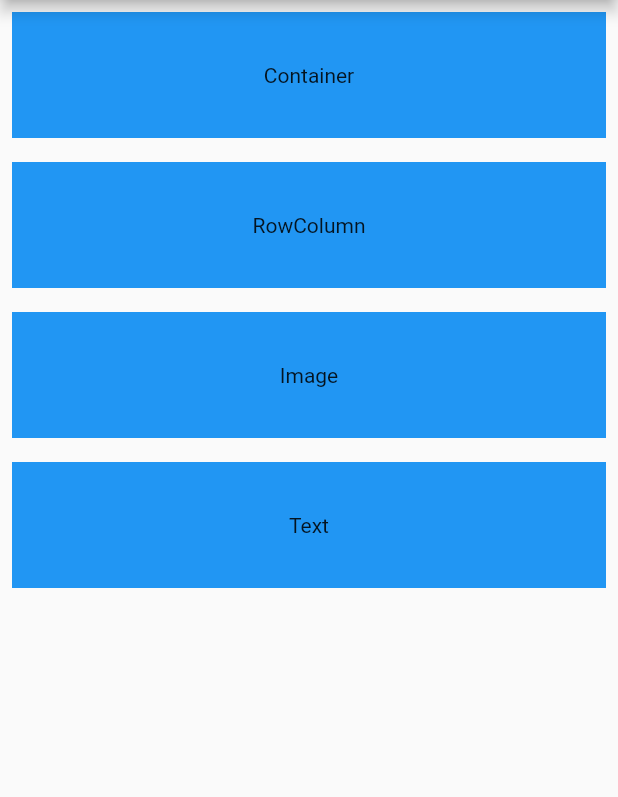
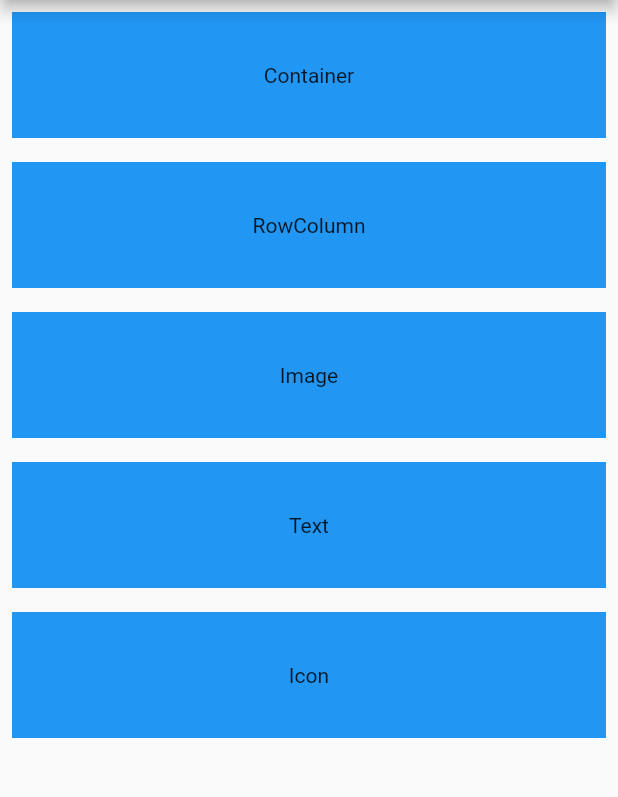
Before and after one commit to fluttercandies/flutter_candies, a Flutter app: the screen it shows after launch, on a phone screen of 412 x 824 dp, the part 84-881 px from its top. Run offline on Flutter 3.47's test engine with Material 2 defaults, Android fonts, the phone set to English and light mode, and no system bars.

Commit message:
update reademe

```diff
--- a/Fullter_Sample/widgets_sample/lib/Common/image_loader.dart
+++ /dev/null
@@ -1,11 +0,0 @@
-
-import 'package:flutter/services.dart';
-
-class ImageLoader
-{
-  static ByteData Bytes;
-  static void LoadImage() async
-  {
-    Bytes = await rootBundle.load('assets/images/1CDD829184EA70D3151051B7A04EC794.gif');
-  }
-}
--- a/Fullter_Sample/widgets_sample/lib/WidgetNames.dart
+++ b/Fullter_Sample/widgets_sample/lib/WidgetNames.dart
@@ -4,4 +4,5 @@ enum WidgetNames {
   RowColumn,
   Image,
   Text,
+  Icon,
 }
--- a/Fullter_Sample/widgets_sample/lib/main.dart
+++ b/Fullter_Sample/widgets_sample/lib/main.dart
@@ -1,5 +1,4 @@
 import 'package:flutter/material.dart';
-import 'package:widgets_sample/Common/image_loader.dart';
 import 'package:widgets_sample/WidgetNames.dart';
 import 'package:widgets_sample/widgets/base_sample.dart';
 import 'package:widgets_sample/widgets/container_sample.dart';
@@ -51,7 +50,6 @@ class _MyHomePageState extends State<MyHomePage> {
   @override
   void initState() {
     widgetNames = WidgetNames.values;
-    ImageLoader.LoadImage();
     // widgetNames=WidgetNames.values;
 //    widgetNames = new List<String>();
 //    widgetNames.add("Container");
--- /dev/null
+++ b/Fullter_Sample/widgets_sample/lib/widgets/Icon_sample.dart
@@ -0,0 +1,16 @@
+import 'package:flutter/material.dart';
+import 'package:widgets_sample/Common/my_flutter_app_icons.dart';
+import 'package:widgets_sample/widgets/base_sample.dart';
+
+class IconSampleBody extends SampleBody {
+  @override
+  Widget getBody(BuildContext context) {
+    return new Column(
+      children: <Widget>[
+        Icon(Icons.add),
+        Icon(MyFlutterApp.spin3),
+        IconButton(icon: Icon(Icons.list), onPressed: () => {})
+      ],
+    );
+  }
+}
--- a/Fullter_Sample/widgets_sample/lib/widgets/Image_sample.dart
+++ b/Fullter_Sample/widgets_sample/lib/widgets/Image_sample.dart
@@ -3,7 +3,6 @@ import 'dart:typed_data';
 
 import 'package:flutter/material.dart';
 import 'package:flutter/services.dart';
-import 'package:widgets_sample/Common/image_loader.dart';
 import 'package:widgets_sample/widgets/base_sample.dart';
 import 'dart:async';
 import 'package:path_provider/path_provider.dart';
--- a/Fullter_Sample/widgets_sample/lib/widgets/base_sample.dart
+++ b/Fullter_Sample/widgets_sample/lib/widgets/base_sample.dart
@@ -1,6 +1,7 @@
 import 'package:flutter/material.dart';
 import 'package:widgets_sample/WidgetNames.dart';
 import 'package:widgets_sample/main.dart';
+import 'package:widgets_sample/widgets/Icon_sample.dart';
 import 'package:widgets_sample/widgets/Image_sample.dart';
 import 'package:widgets_sample/widgets/container_sample.dart';
 import 'package:widgets_sample/widgets/row_column_sample.dart';
@@ -51,6 +52,9 @@ class BaseSampleState extends State<BaseSample> {
       case WidgetNames.Text:
         sb=new TextSampleBody();
         break;
+      case WidgetNames.Icon:
+        sb=new IconSampleBody();
+        break;
     }
     return sb.getBody(context);
   }
--- a/Fullter_Sample/widgets_sample/pubspec.yaml
+++ b/Fullter_Sample/widgets_sample/pubspec.yaml
@@ -42,6 +42,10 @@ flutter:
       - assets/images/56B4F4F3886539DAE8D2F3C323B69257.png
       - assets/images/20180717125724_3342.jpg
 
+  fonts:
+    - family:  MyFlutterApp
+      fonts:
+       - asset: fonts/MyFlutterApp.ttf
   # To add assets to your application, add an assets section, like this:
   # assets:
   #  - images/a_dot_burr.jpeg
```
Also changed, not shown: Fullter_Sample/widgets_sample/lib/Common/my_flutter_app_icons.dart (added, +28 -0 lines), Fullter_Sample/widgets_sample/fonts/MyFlutterApp.ttf (added).
